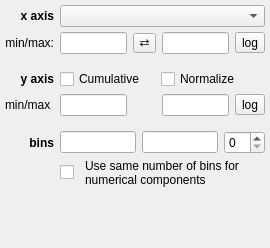
Above: glue/viewers/histogram/qt/options_widget.ui from glue-viz/glue before the change. Below: the same form after it.
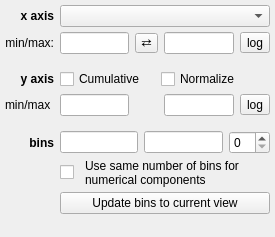
That is the form after the change.

Commit message: Add a button to match histogram limits to visible range

The edit to the form file:
```diff
--- a/glue/viewers/histogram/qt/options_widget.ui
+++ b/glue/viewers/histogram/qt/options_widget.ui
@@ -6,8 +6,8 @@
    <rect>
     <x>0</x>
     <y>0</y>
-    <width>270</width>
-    <height>248</height>
+    <width>275</width>
+    <height>237</height>
    </rect>
   </property>
   <property name="windowTitle">
@@ -289,6 +289,13 @@
      </property>
     </spacer>
    </item>
+   <item row="12" column="3" colspan="4">
+    <widget class="QPushButton" name="button_update_bins_to_view">
+     <property name="text">
+      <string>Update bins to current view</string>
+     </property>
+    </widget>
+   </item>
   </layout>
  </widget>
  <layoutdefault spacing="6" margin="11"/>
```
Left out of the diff: 2 changed lines with no effect on the pictures. The commit also changes 1 other file.
